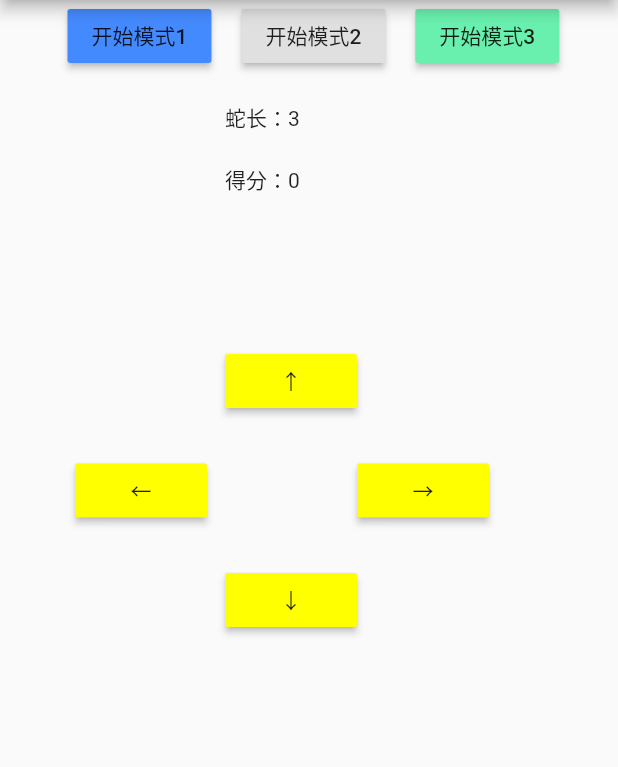
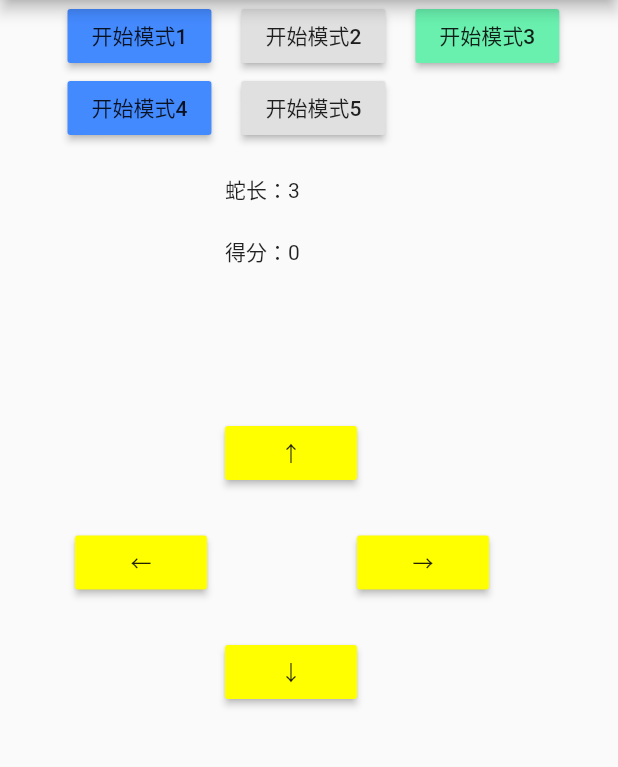
Before and after one commit to AthleticsNero/Snake, a Flutter app: the screen it shows after launch, after a tap on "开始模式1", on a phone screen of 412 x 824 dp, the part 84-851 px from its top. Run offline on Flutter 3.47's test engine with Material 2 defaults, Android fonts, the phone set to English and light mode, and no system bars; missing offline and left inert: mqtt_client.

Commit message:
增加了两个关卡，当前共五种模式

```diff
--- a/lib/main.dart
+++ b/lib/main.dart
@@ -58,7 +58,7 @@
                 child: RaisedButton(
                   child: Text('开始模式1'),
                   onPressed: (){
-                    _pubMsg = 'N';
+                    _pubMsg = '1';
                     _pubMode();
                     score = 0;
                     _subMessage();
@@ -71,7 +71,7 @@
                 child: RaisedButton(
                   child: Text('开始模式2'),
                   onPressed: (){
-                    _pubMsg = 'M';
+                    _pubMsg = '2';
                     _pubMode();
                     score = 0;
                     _subMessage();
@@ -83,12 +83,41 @@
                 child: RaisedButton(
                   child: Text('开始模式3'),
                   onPressed: (){
-                    _pubMsg = 'Y';
+                    _pubMsg = '3';
                     _pubMode();
                     score = 0;
                     _subMessage();
                   },
                   color: Colors.greenAccent
+                ),
+              ),
+            ],
+          ),
+          new Row(
+            children: <Widget>[
+              new Container(
+                padding: EdgeInsets.fromLTRB(45, 0, 0, 0),
+                child: RaisedButton(
+                  child: Text('开始模式4'),
+                  onPressed: (){
+                    _pubMsg = '4';
+                    _pubMode();
+                    score = 0;
+                    _subMessage();
+                  },
+                  color: Colors.blueAccent,
+                ),
+              ),
+              new Container(
+                padding: EdgeInsets.fromLTRB(20, 0, 0, 0),
+                child: RaisedButton(
+                  child: Text('开始模式5'),
+                  onPressed: (){
+                    _pubMsg = '5';
+                    _pubMode();
+                    score = 0;
+                    _subMessage();
+                  },
                 ),
               ),
             ],
```
Also changed, not shown: 1 other file.
